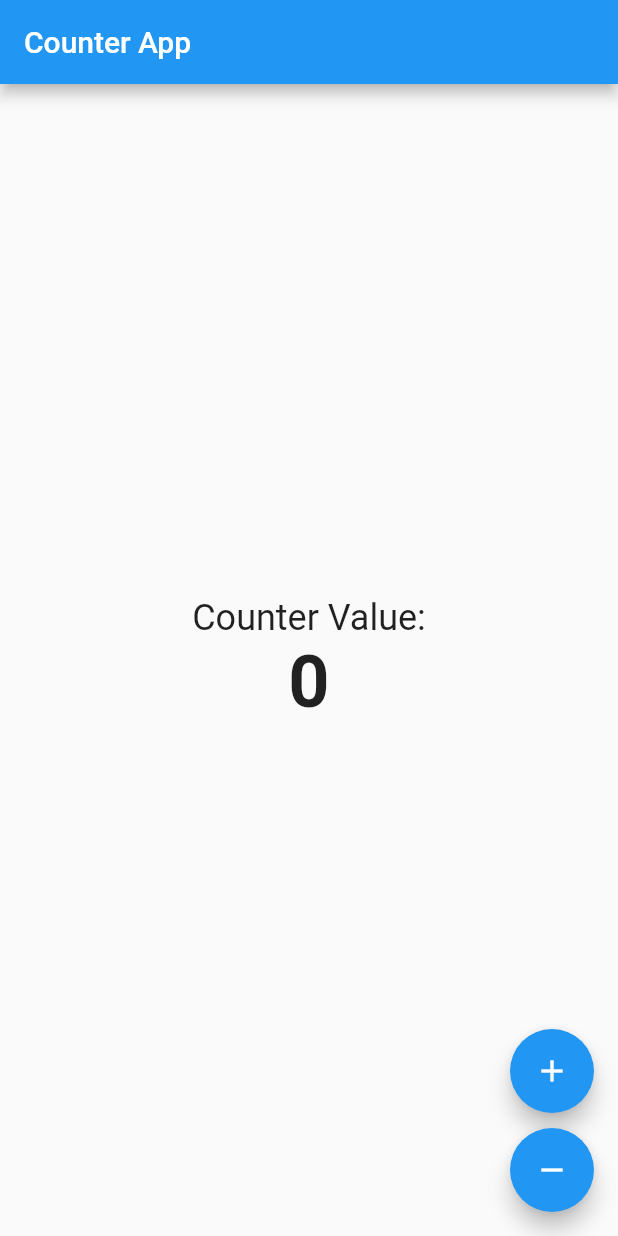
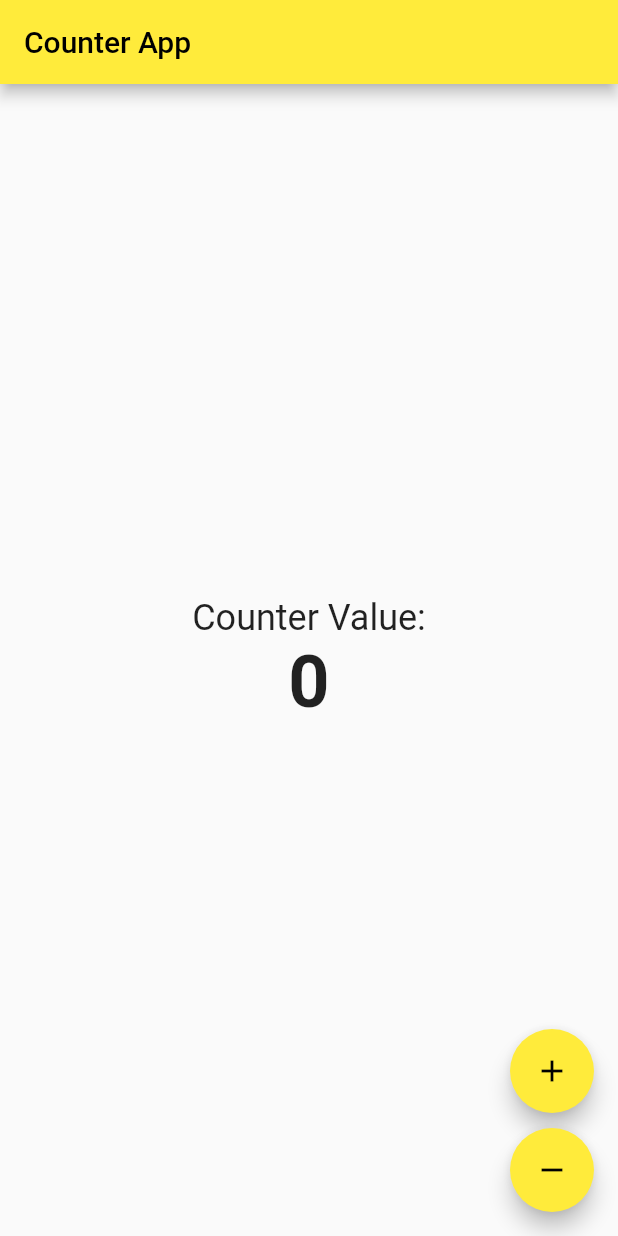
Before and after one commit to rohanx01/22B4510_IntroToAppDev, a Flutter app: the screen it shows after launch, on a phone screen of 412 x 824 dp. Run offline on Flutter 3.47's test engine with Material 2 defaults, Android fonts, the light colour scheme and no system bars.

Commit message:
Update main.dart colour changed

```diff
--- a/COUNTER_PLUS/lib/main.dart
+++ b/COUNTER_PLUS/lib/main.dart
@@ -10,7 +10,7 @@ class CounterApp extends StatelessWidget {
     return MaterialApp(
       title: 'Counter App',
       theme: ThemeData(
-        primarySwatch: Colors.blue,
+        primarySwatch: Colors.yellow,
       ),
       home: CounterScreen(),
     );
```
